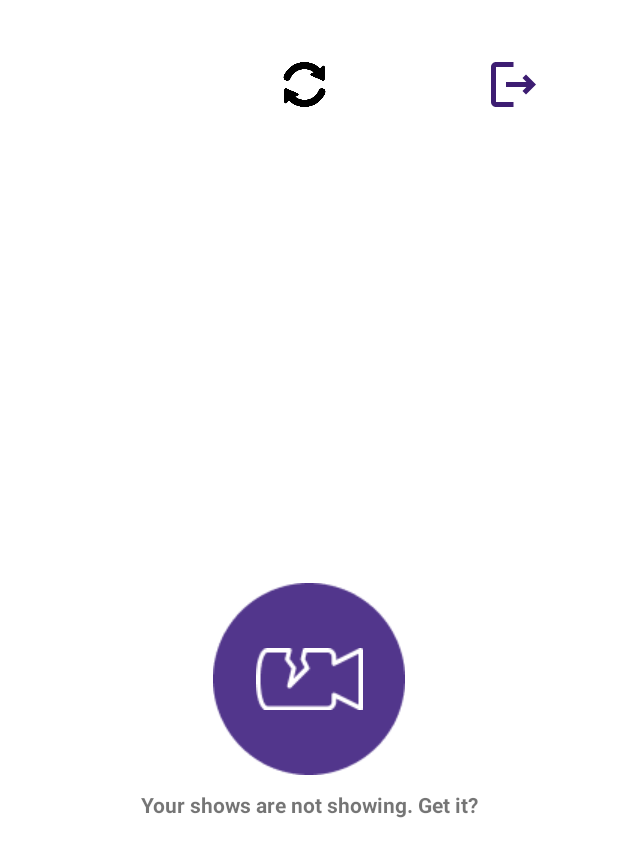
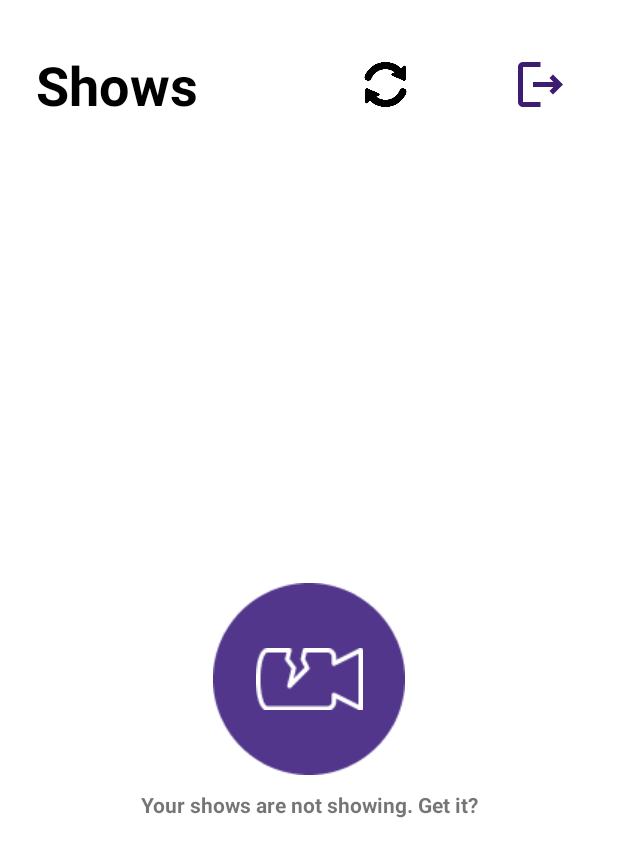
Before and after one commit to mihaelrodek/isa-shows-app-mihaelrodek, an Android app: the fragment ShowsFragment placed in its activity, on a phone screen of 412 x 824 dp. Shown: the top 857 px of the screen. Run offline under Robolectric (Android 15) with nearby library versions, the phone set to English and light mode, and no system bars.

Commit message:
Minor changes

```diff
--- a/app/src/main/res/layout/fragment_shows.xml
+++ b/app/src/main/res/layout/fragment_shows.xml
@@ -23,7 +23,7 @@
             android:textSize="36sp"
             android:textColor="@color/black"
             android:textStyle="bold"
-            tools:text="Shows"/>
+            android:text="Shows"/>
 
         <ImageView
             android:id="@+id/refresh"
```
